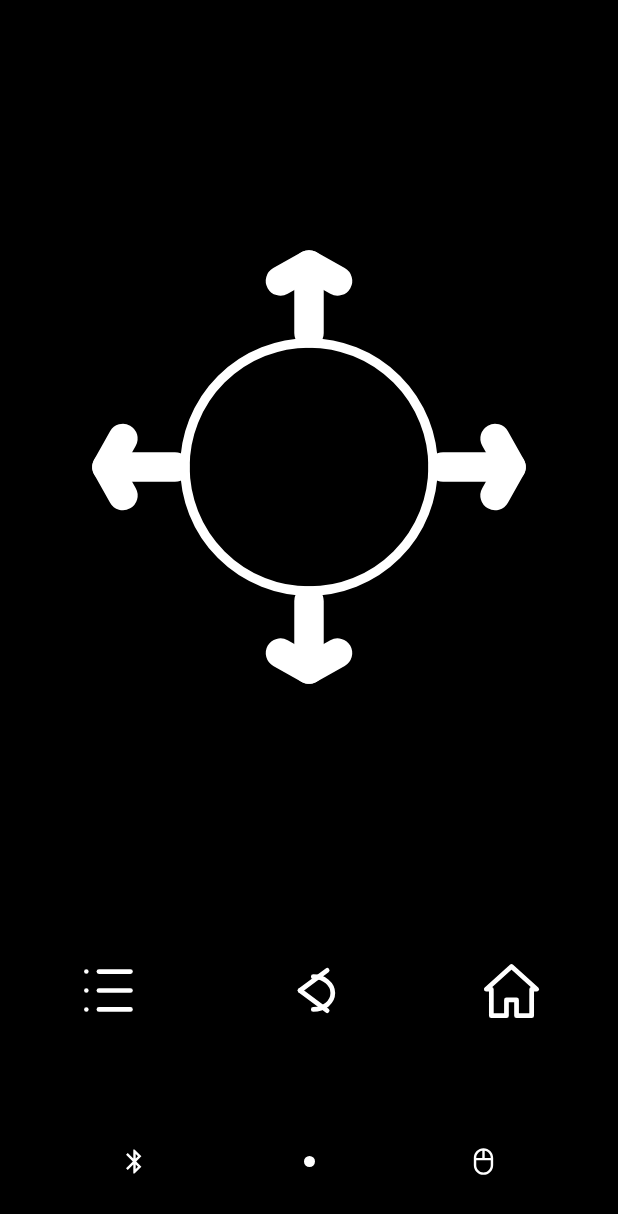
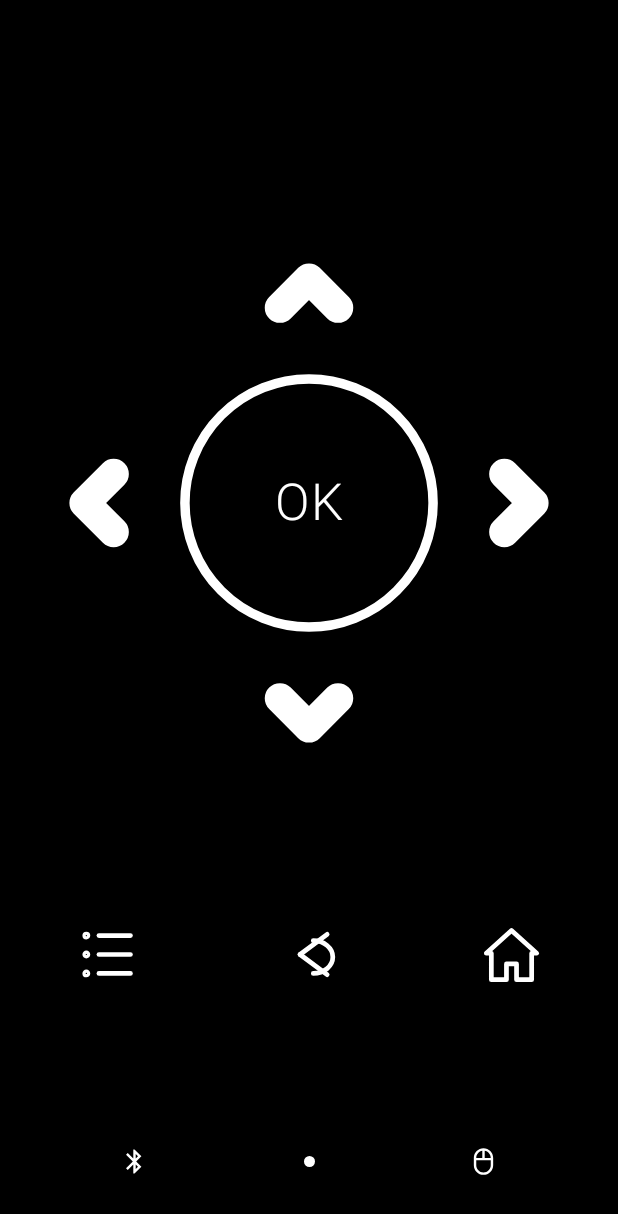
Before and after one commit to Error404rt/Universal-TV-remote-control, an Android app built with Jetpack Compose: the screen it shows after launch (MainActivity), on a phone screen of 412 x 824 dp. Shown: the top 1214 px of the screen. Run offline under Robolectric (Android 15) with nearby library versions, the phone set to English and light mode, and no system bars.

Commit message:
app: refine swipe direction and outline remote controls

```diff
--- a/app/src/main/java/com/rext/remote/MainActivity.kt
+++ b/app/src/main/java/com/rext/remote/MainActivity.kt
@@ -83,12 +83,12 @@ private fun RemoteApp() {
                 detectHorizontalDragGestures(
                     onHorizontalDrag = { _, amount -> drag += amount },
                     onDragEnd = {
-                        if (drag < -55f) page = when (page) {
+                        if (drag > 55f) page = when (page) {
                             Page.DEVICES -> Page.REMOTE
                             Page.REMOTE -> Page.MOUSE
                             Page.MOUSE -> Page.MOUSE
                         }
-                        if (drag > 55f) page = when (page) {
+                        if (drag < -55f) page = when (page) {
                             Page.DEVICES -> Page.DEVICES
                             Page.REMOTE -> Page.DEVICES
                             Page.MOUSE -> Page.REMOTE
@@ -174,29 +174,33 @@ private fun RemotePage(onDevices: () -> Unit, onMouse: () -> Unit) {
 
 @Composable
 private fun DPad() {
-    Canvas(modifier = Modifier.fillMaxWidth().aspectRatio(1f).padding(8.dp)) {
-        val cx = size.width / 2f
-        val cy = size.height / 2f
-        val radius = size.minDimension * .235f
-        val line = size.minDimension * .018f
-        drawCircle(White, radius, Offset(cx, cy), style = Stroke(line))
-        drawLine(White, Offset(cx, cy - radius - 62), Offset(cx, cy - radius - 10), line * 3.1f, cap = StrokeCap.Round)
-        drawLine(White, Offset(cx, cy + radius + 10), Offset(cx, cy + radius + 62), line * 3.1f, cap = StrokeCap.Round)
-        drawLine(White, Offset(cx - radius - 62, cy), Offset(cx - radius - 10, cy), line * 3.1f, cap = StrokeCap.Round)
-        drawLine(White, Offset(cx + radius + 10, cy), Offset(cx + radius + 62, cy), line * 3.1f, cap = StrokeCap.Round)
-        drawLine(White, Offset(cx - line * 3, cy - radius - 62), Offset(cx, cy - radius - 78), line * 3.1f, cap = StrokeCap.Round)
-        drawLine(White, Offset(cx, cy - radius - 78), Offset(cx + line * 3, cy - radius - 62), line * 3.1f, cap = StrokeCap.Round)
-        drawLine(White, Offset(cx - line * 3, cy + radius + 62), Offset(cx, cy + radius + 78), line * 3.1f, cap = StrokeCap.Round)
-        drawLine(White, Offset(cx, cy + radius + 78), Offset(cx + line * 3, cy + radius + 62), line * 3.1f, cap = StrokeCap.Round)
-        drawLine(White, Offset(cx - radius - 62, cy - line * 3), Offset(cx - radius - 78, cy), line * 3.1f, cap = StrokeCap.Round)
-        drawLine(White, Offset(cx - radius - 78, cy), Offset(cx - radius - 62, cy + line * 3), line * 3.1f, cap = StrokeCap.Round)
-        drawLine(White, Offset(cx + radius + 62, cy - line * 3), Offset(cx + radius + 78, cy), line * 3.1f, cap = StrokeCap.Round)
-        drawLine(White, Offset(cx + radius + 78, cy), Offset(cx + radius + 62, cy + line * 3), line * 3.1f, cap = StrokeCap.Round)
+    Box(
+        modifier = Modifier.fillMaxWidth().aspectRatio(1f).padding(8.dp),
+        contentAlignment = Alignment.Center
+    ) {
+        Canvas(Modifier.fillMaxSize()) {
+            val cx = size.width / 2f
+            val cy = size.height / 2f
+            val radius = size.minDimension * .235f
+            val line = size.minDimension * .018f
+            val reach = radius + size.minDimension * .19f
+            drawCircle(White, radius, Offset(cx, cy), style = Stroke(line))
+            // Four rounded chevrons, matching the supplied outline reference.
+            fun chevron(points: List<Offset>) {
+                val path = androidx.compose.ui.graphics.Path().apply {
+                    moveTo(points.first().x, points.first().y)
+                    points.drop(1).forEach { lineTo(it.x, it.y) }
+                }
+                drawPath(path, White, style = Stroke(line * 3.2f, cap = StrokeCap.Round, join = androidx.compose.ui.graphics.StrokeJoin.Round))
+            }
+            val arm = size.minDimension * .055f
+            chevron(listOf(Offset(cx-arm, cy-reach+arm), Offset(cx, cy-reach), Offset(cx+arm, cy-reach+arm)))
+            chevron(listOf(Offset(cx-arm, cy+reach-arm), Offset(cx, cy+reach), Offset(cx+arm, cy+reach-arm)))
+            chevron(listOf(Offset(cx-reach+arm, cy-arm), Offset(cx-reach, cy), Offset(cx-reach+arm, cy+arm)))
+            chevron(listOf(Offset(cx+reach-arm, cy-arm), Offset(cx+reach, cy), Offset(cx+reach-arm, cy+arm)))
+        }
+        Text("OK", color = White, fontSize = 34.sp, fontWeight = FontWeight.Light)
     }
-    Box(
-        modifier = Modifier.size(1.dp),
-        contentAlignment = Alignment.Center
-    ) { }
 }
 
 @Composable
@@ -209,7 +213,7 @@ private fun OutlineAction(label: String) {
                 "MENU" -> {
                     repeat(3) { i ->
                         val y = s * (.2f + i * .3f)
-                        drawCircle(White, stroke * .48f, Offset(s * .18f, y))
+                        drawCircle(White, stroke * .48f, Offset(s * .18f, y), style = Stroke(stroke * .7f))
                         drawLine(White, Offset(s * .38f, y), Offset(s * .88f, y), stroke, cap = StrokeCap.Round)
                     }
                 }
```
